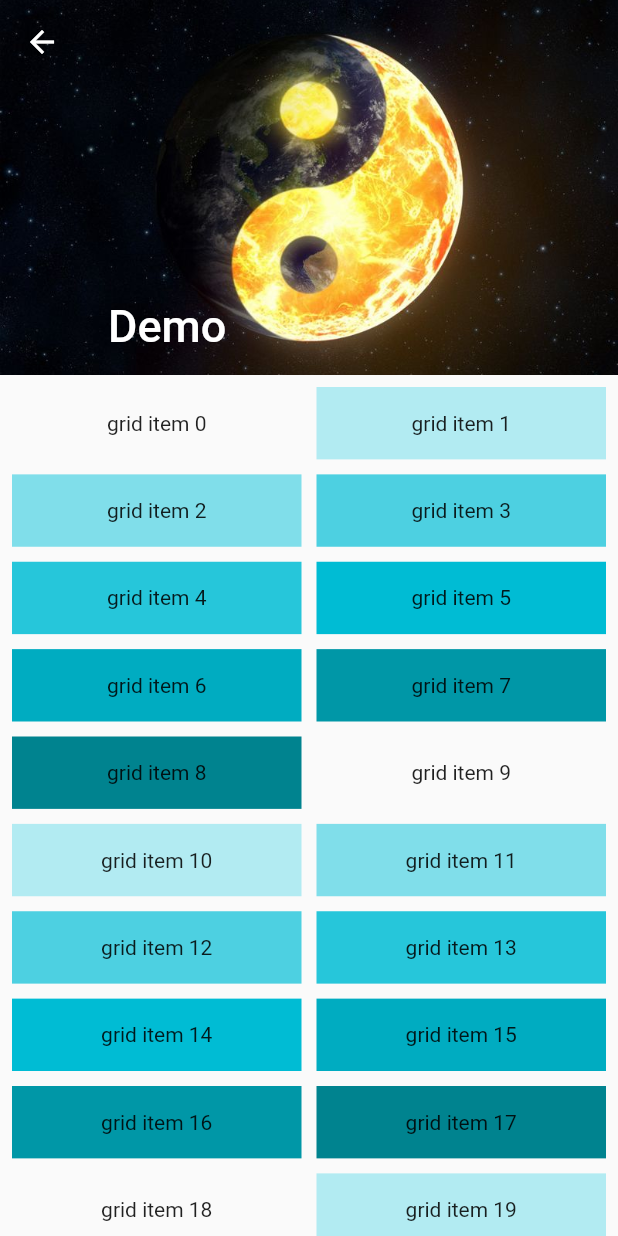
After one commit to vagicc/sample, a Flutter app: the MyList screen opened by its route, after a tap on "Sliver", on a phone screen of 412 x 824 dp. The commit adds this screen. Run offline on Flutter 3.47's test engine with Material 2 defaults, Android fonts, the phone set to English and light mode, and no system bars.

```diff
--- a/lib/routes.dart
+++ b/lib/routes.dart
@@ -1,5 +1,6 @@
 import 'package:flutter/material.dart';
 import 'screens/my_list.dart';
+import 'screens/tab_demo.dart';
 import 'screens/test.dart';
 import 'screens/animated_list.dart';
 import 'screens/friendly-chat-app.dart';
@@ -34,6 +35,11 @@ final screens = [
     route: MyList.routeName,
     builder: (context) => MyList(),
   ),
+  SampleRoute(
+    name: TabDemo.name,
+    route: TabDemo.routeName,
+    builder: (context) => TabDemo(),
+  ),
 ];
 
 final screensRoutes = Map.fromEntries(
--- a/lib/screens/my_list.dart
+++ b/lib/screens/my_list.dart
@@ -1,4 +1,5 @@
 import 'package:flutter/material.dart';
+import 'sliver_demo.dart';
 
 /* 列表示例 */
 class MyList extends StatelessWidget {
@@ -53,7 +54,15 @@ class MyList extends StatelessWidget {
               },
               icon: Icon(Icons.ac_unit_rounded),
               label: Text("长列表"),
-            )
+            ),
+            OutlinedButton(
+              onPressed: () {
+                Navigator.push(context, MaterialPageRoute(builder: (context) {
+                  return SliverDemo();
+                }));
+              },
+              child: Text('Sliver'),
+            ),
           ],
         ),
       ),
--- /dev/null
+++ b/lib/screens/sliver_demo.dart
@@ -0,0 +1,64 @@
+import 'package:flutter/material.dart';
+
+class SliverDemo extends StatelessWidget {
+  const SliverDemo({Key? key}) : super(key: key);
+
+  @override
+  Widget build(BuildContext context) {
+    // 因为本路由没有使用 Scaffold，为了让子级Widget(如Text)使用
+    // Material Design 默认的样式风格,我们使用 Material 作为本路由的根。
+    return Material(
+      child: CustomScrollView(
+        slivers: <Widget>[
+          SliverAppBar(
+            pinned: true,
+            expandedHeight: 250.0,
+            flexibleSpace: FlexibleSpaceBar(
+              title: const Text('Demo'),
+              background: Image.asset(
+                "images/20211118195082289u.jpg",
+                fit: BoxFit.cover,
+              ),
+            ),
+          ),
+          SliverPadding(
+            padding: const EdgeInsets.all(8.0),
+            sliver: SliverGrid(
+              delegate: SliverChildBuilderDelegate(
+                (BuildContext context, int index) {
+                  //创建子Widget
+                  return Container(
+                    alignment: Alignment.center,
+                    color: Colors.cyan[100 * (index % 9)],
+                    child: Text('grid item $index'),
+                  );
+                },
+                childCount: 20,
+              ),
+              gridDelegate: SliverGridDelegateWithFixedCrossAxisCount(
+                crossAxisCount: 2,
+                mainAxisSpacing: 10.0,
+                crossAxisSpacing: 10.0,
+                childAspectRatio: 4.0,
+              ),
+            ),
+          ),
+          SliverFixedExtentList(
+            delegate: SliverChildBuilderDelegate(
+              (BuildContext context, int index) {
+                //创建列表项
+                return Container(
+                  alignment: Alignment.center,
+                  color: Colors.lightBlue[100 * (index % 9)],
+                  child: Text('list item $index'),
+                );
+              },
+              childCount: 20,
+            ),
+            itemExtent: 50.0,
+          ),
+        ],
+      ),
+    );
+  }
+}
--- a/pubspec.yaml
+++ b/pubspec.yaml
@@ -61,6 +61,9 @@ flutter:
   # assets:
   #   - images/a_dot_burr.jpeg
   #   - images/a_dot_ham.jpeg
+  assets:
+     - images/20211118195082289u.jpg
+     - images/timg.jpeg
 
   # An image asset can refer to one or more resolution-specific "variants", see
   # https://flutter.dev/assets-and-images/#resolution-aware.
```
Also changed, not shown: lib/screens/tab_demo.dart (added, +218 -0 lines), images/20211118195082289u.jpg (added), images/timg.jpeg (added).
